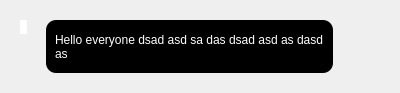
The window that recieve.ui (ahmadmaaz/HZA-Messenger) describes before a commit, drawn with Qt 5.
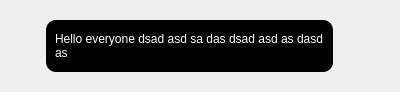
The same window after the commit. Icons and pictures are not drawn.

Commit message: fix height of boxes

Diff of the .ui file:
```diff
--- a/recieve.ui
+++ b/recieve.ui
@@ -7,7 +7,7 @@
     <x>0</x>
     <y>0</y>
     <width>400</width>
-    <height>93</height>
+    <height>92</height>
    </rect>
   </property>
   <property name="windowTitle">
@@ -40,7 +40,7 @@
            </sizepolicy>
           </property>
           <property name="styleSheet">
-           <string notr="true">QLabel{background-color:#ffffff}</string>
+           <string notr="true"/>
           </property>
           <property name="text">
            <string/>
@@ -95,7 +95,7 @@
            <item>
             <widget class="QLabel" name="label_2">
              <property name="sizePolicy">
-              <sizepolicy hsizetype="Preferred" vsizetype="MinimumExpanding">
+              <sizepolicy hsizetype="Preferred" vsizetype="Minimum">
                <horstretch>0</horstretch>
                <verstretch>0</verstretch>
               </sizepolicy>
```
The commit also changes 6 other files.
